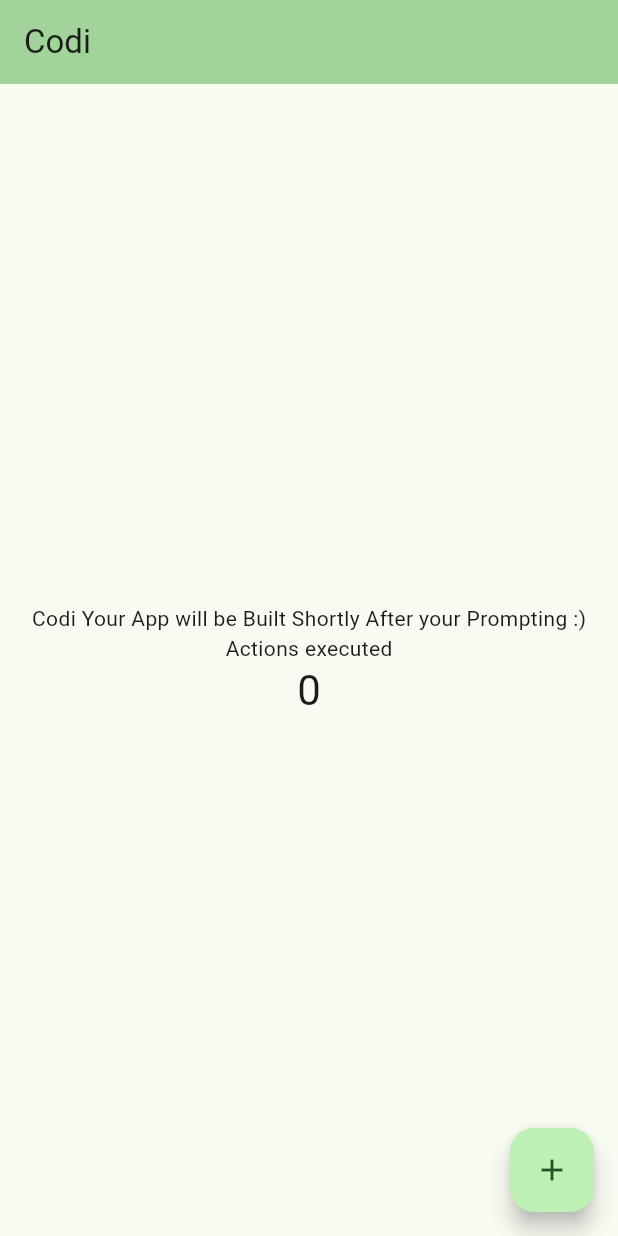
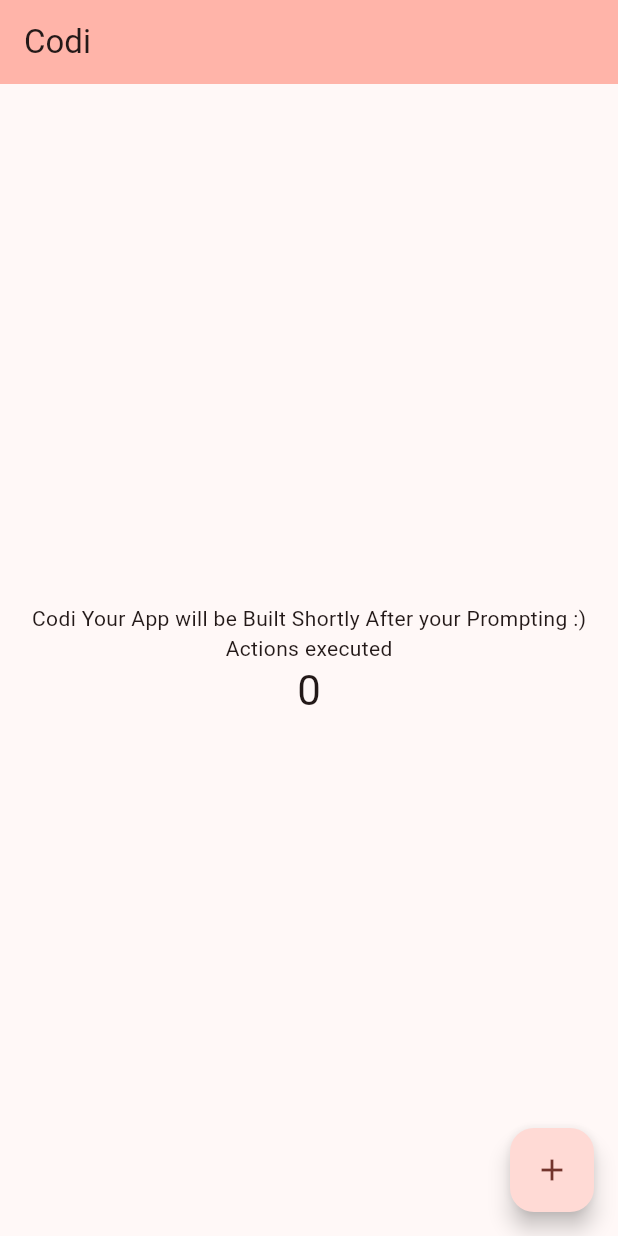
Before and after one commit to ineffablesam/church-app-testing, a Flutter app: the screen it shows after launch, on a phone screen of 412 x 824 dp. Run offline on Flutter 3.47's test engine with Material 3 defaults, Android fonts, the phone set to English and light mode, and no system bars.

Commit message:
feat: change the app theme to red color

```diff
--- a/lib/main.dart
+++ b/lib/main.dart
@@ -13,7 +13,7 @@ class MyApp extends StatelessWidget {
       title: 'Codi',
       debugShowCheckedModeBanner: false,
       theme: ThemeData(
-        colorScheme: ColorScheme.fromSeed(seedColor: Colors.green),
+        colorScheme: ColorScheme.fromSeed(seedColor: Colors.red),
         useMaterial3: true,
       ),
       home: const HomePage(title: 'Codi'),
```
